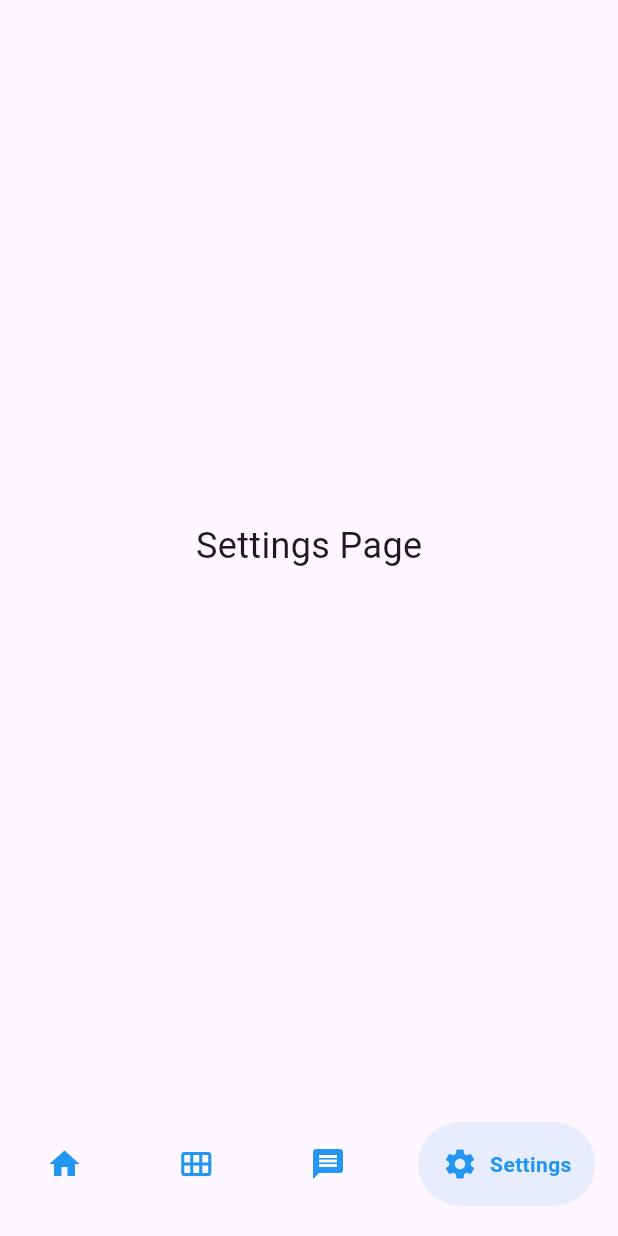
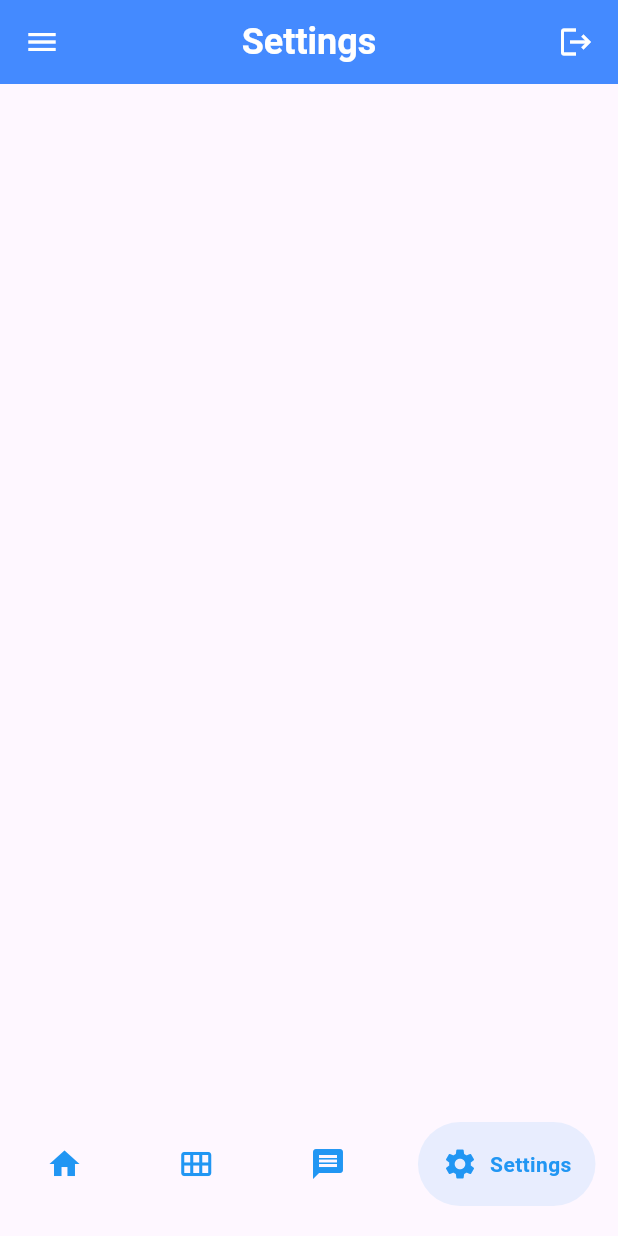
Before and after one commit to dunja131/UniVents, a Flutter app: the screen it shows after launch, item 4 of the bottom bar chosen, on a phone screen of 412 x 824 dp. Run offline on Flutter 3.47's test engine with Material 3 defaults, Android fonts, the phone set to English and light mode, and no system bars; drawn by our look-alikes of google_nav_bar.

Commit message:
Implemented Appbar, buttons non functional

```diff
--- a/frontend/lib/homepage.dart
+++ b/frontend/lib/homepage.dart
@@ -28,10 +28,35 @@ class _HomePageState extends State<HomePage> {
     SettingsPage(),
   ];
 
+  final List<String> _pageTitles = [
+    'Home',
+    'Calendar',
+    'Friends',
+    'Settings',
+  ];
+
 
   @override
   Widget build(BuildContext context) {
     return Scaffold(
+      appBar: AppBar(
+        backgroundColor: Colors.blueAccent,
+        centerTitle: true,
+        elevation: 0,
+        leading: Icon(Icons.menu, color: Colors.white),
+        actions: [
+          Icon(Icons.logout, color: Colors.white),
+          SizedBox(width: 16),
+        ],
+        title: Text(
+          _pageTitles[_selectedIndex],
+          style: TextStyle(
+            color: Colors.white,
+            fontSize: 24,
+            fontWeight: FontWeight.bold,
+          ),
+        ),
+      ),
       body: _pages[_selectedIndex],
       bottomNavigationBar: Container(
         color: Colors.transparent,
--- a/frontend/lib/pages/calander.dart
+++ b/frontend/lib/pages/calander.dart
@@ -3,12 +3,8 @@ import 'package:flutter/material.dart';
 class CalendarPage extends StatelessWidget {
   const CalendarPage({super.key});
 
-  @override
+ @override
   Widget build(BuildContext context) {
-    return const Scaffold(
-      body: Center(
-        child: Text('Calendar Page'),
-      ),
-    );
+    return const Center();
   }
 }
--- a/frontend/lib/pages/event.dart
+++ b/frontend/lib/pages/event.dart
@@ -5,10 +5,6 @@ class EventPage extends StatelessWidget {
 
   @override
   Widget build(BuildContext context) {
-    return const Scaffold(
-      body: Center(
-        child: Text('Event Page'),
-      ),
-    );
+    return const Center();
   }
 }
--- a/frontend/lib/pages/landing.dart
+++ b/frontend/lib/pages/landing.dart
@@ -6,9 +6,7 @@ class LandingPage extends StatelessWidget {
   @override
   Widget build(BuildContext context) {
     return const Scaffold(
-      body: Center(
-        child: Text('Landing Page'),
-      ),
+      body: Center(),
     );
   }
 }
--- a/frontend/lib/pages/settings.dart
+++ b/frontend/lib/pages/settings.dart
@@ -5,14 +5,6 @@ class SettingsPage extends StatelessWidget {
 
   @override
   Widget build(BuildContext context) {
-    return const Scaffold(
-      body: Center(
-        child: Text(
-          'Settings Page',
-          style: TextStyle(fontSize: 24),
-          selectionColor: Colors.blueAccent,
-        ),
-      ),
-    );
+    return const Center();
   }
 }
--- a/frontend/pubspec.yaml
+++ b/frontend/pubspec.yaml
@@ -35,6 +35,7 @@ dependencies:
   # Use with the CupertinoIcons class for iOS style icons.
   cupertino_icons: ^1.0.8
   google_nav_bar: ^5.0.7
+  syncfusion_flutter_calendar: ^20.2.48
 
 dev_dependencies:
   flutter_test:
```
Also changed, not shown: frontend/pubspec.lock.
